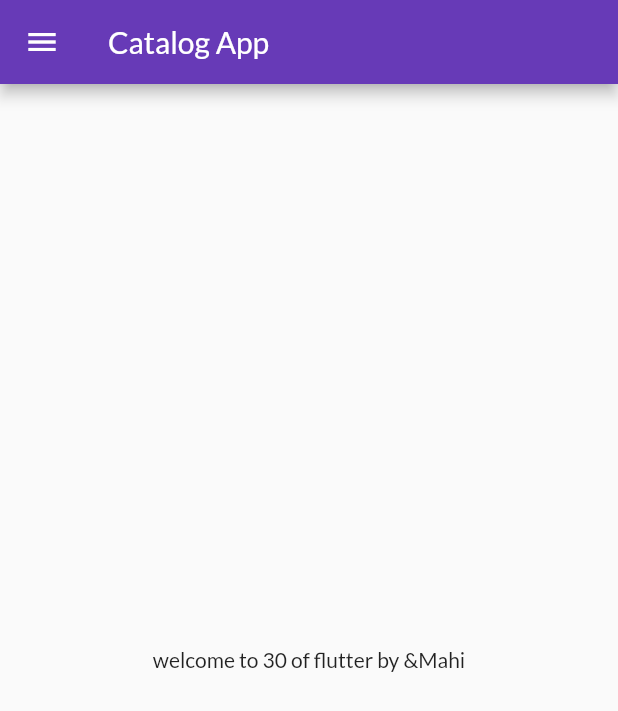
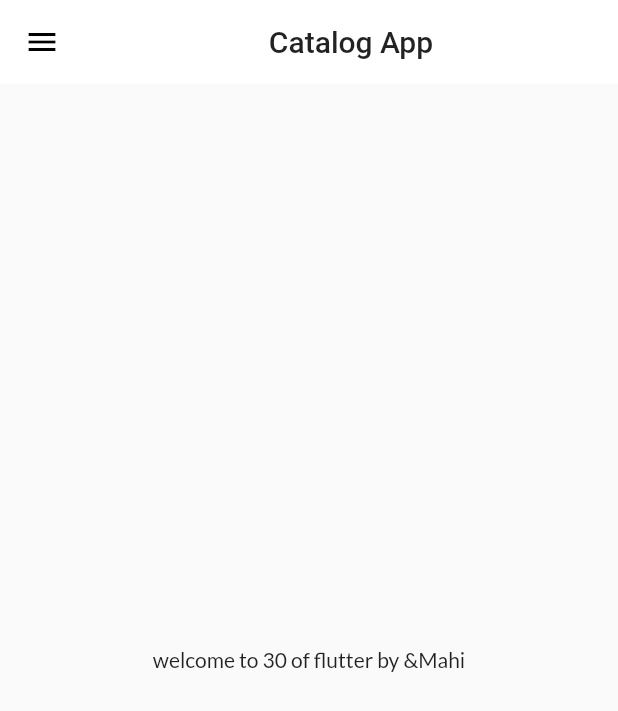
Before and after one commit to mahiGuptaNCE/learning-30-days-of-flutter, a Flutter app: the screen it shows after launch, on a phone screen of 412 x 824 dp. Shown: the top 711 px of the screen. Run offline on Flutter 3.47's test engine with Material 2 defaults, Android fonts, the phone set to English and light mode, and no system bars; our stand-ins replace google_fonts; key blocks and very long unbroken strings in the code were emptied for the run.

Commit message:
day10 ten commit

```diff
--- a/lib/main.dart
+++ b/lib/main.dart
@@ -1,6 +1,7 @@
 import 'package:flutter/material.dart';
 import 'package:flutter_catalog/utils/routes.dart';
-import 'package:google_fonts/google_fonts.dart';
+import 'package:flutter_catalog/widget/theme.dart';
+// import 'package:google_fonts/google_fonts.dart';
 import 'package:flutter_catalog/pages/home_page.dart';
 import 'package:flutter_catalog/pages/login_page.dart';
 
@@ -21,21 +22,15 @@ class NeelamApp extends StatelessWidget {
     return MaterialApp(
 
       themeMode: ThemeMode.light,
-      theme: ThemeData(primarySwatch: Colors.deepPurple,
-      fontFamily: GoogleFonts.lato().fontFamily,
-      // primaryTextTheme: GoogleFonts.latoTextTheme(),
-      ),
-      debugShowCheckedModeBanner: false,
+      theme: MyTheme.lightTheme(context),
 
-      darkTheme: ThemeData(
-        brightness: Brightness.dark,
 
-      ),
+
+      darkTheme: MyTheme.darkTheme(context),
+       debugShowCheckedModeBanner: false,
       initialRoute: MyRoutes.homeRoutes,
       routes: {
-
-
-      "/":(context) => LoginPage(),
+         "/":(context) => LoginPage(),
       MyRoutes.homeRoutes:(context)=>HomePage(),
       MyRoutes.loginRoutes:(context)=>LoginPage()
 
--- a/lib/pages/home_page.dart
+++ b/lib/pages/home_page.dart
@@ -1,5 +1,6 @@
 import 'package:flutter/material.dart';
 import 'package:flutter_catalog/widget/drawer.dart';
+
 class HomePage extends StatelessWidget {
   final int days=30;
    final String name= "Mahi";
@@ -10,7 +11,7 @@ class HomePage extends StatelessWidget {
 
     return Scaffold(
       appBar: AppBar(
-        title: Text("Catalog App"),
+        title: Center(child: Text("Catalog App")),
       ),
         body: Center(
           child: Container(
--- /dev/null
+++ b/lib/widget/theme.dart
@@ -0,0 +1,19 @@
+import 'package:flutter/material.dart';
+import 'package:google_fonts/google_fonts.dart';
+
+class MyTheme{
+  static ThemeData lightTheme(BuildContext context) => ThemeData(
+    primarySwatch: Colors.deepPurple,
+      fontFamily: GoogleFonts.lato().fontFamily,
+      // primaryTextTheme: GoogleFonts.latoTextTheme(),
+      appBarTheme: AppBarTheme(
+        color: Colors.white,
+        elevation: 0.0,
+        iconTheme: IconThemeData(color: Colors.black),
+      textTheme: Theme.of(context).textTheme,
+      )
+      );
+      static ThemeData darkTheme(BuildContext context) => ThemeData(
+    brightness: Brightness.dark
+      );
+}
```
Also changed, not shown: lib/models/catalog.dart (added, +22 -0 lines), pubspec.lock.
